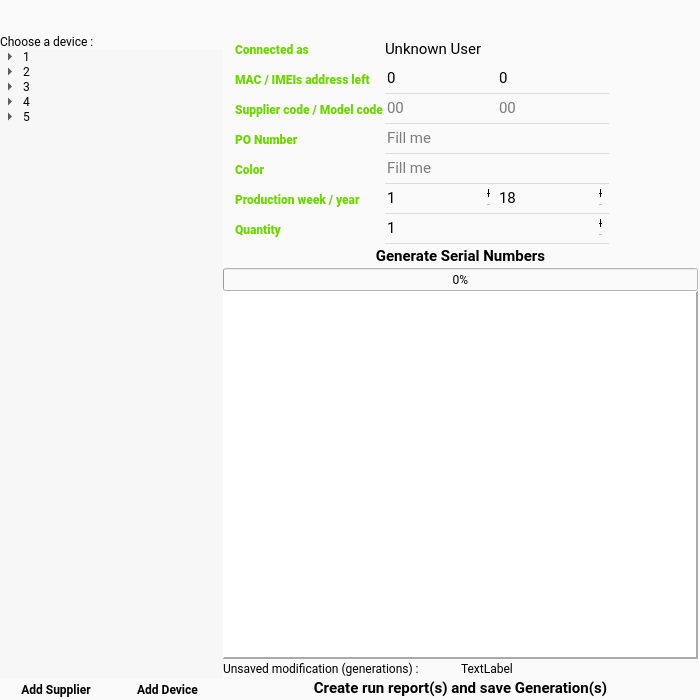
This is src/lsng/hmi/main_window/main_windows_ui.ui in LogicomDev/SerialNumberGenerator as Qt 5 draws it before an edit. The edited form follows.
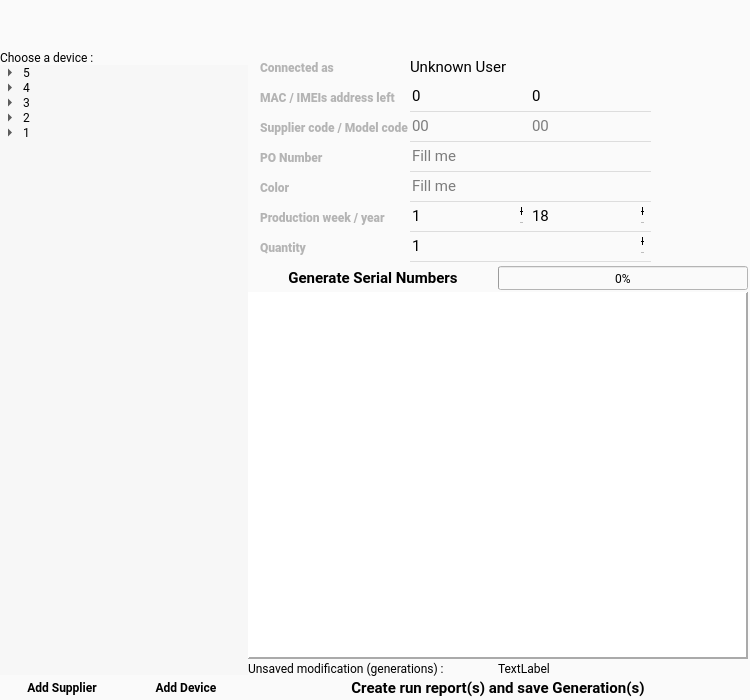
This is the edited form. Icons and pictures are not drawn.

Commit message:
Fix for Model/Supplier creation
Added  working sub-windows for supplier and model creation

Diff of the .ui file:
```diff
--- a/src/lsng/hmi/main_window/main_windows_ui.ui
+++ b/src/lsng/hmi/main_window/main_windows_ui.ui
@@ -12,7 +12,7 @@
    <rect>
     <x>0</x>
     <y>0</y>
-    <width>700</width>
+    <width>750</width>
     <height>700</height>
    </rect>
   </property>
@@ -54,7 +54,13 @@
    <enum>QTabWidget::Rounded</enum>
   </property>
   <widget class="QWidget" name="centralwidget">
-   <layout class="QGridLayout" name="gridLayout_6">
+   <layout class="QVBoxLayout" name="verticalLayout_2">
+    <property name="spacing">
+     <number>0</number>
+    </property>
+    <property name="sizeConstraint">
+     <enum>QLayout::SetMaximumSize</enum>
+    </property>
     <property name="leftMargin">
      <number>0</number>
     </property>
@@ -67,10 +73,7 @@
     <property name="bottomMargin">
      <number>0</number>
     </property>
-    <property name="spacing">
-     <number>0</number>
-    </property>
-    <item row="3" column="0" colspan="2">
+    <item>
      <layout class="QHBoxLayout" name="horizontalLayout">
       <property name="spacing">
        <number>0</number>
@@ -81,11 +84,44 @@
          <number>0</number>
         </property>
         <property name="sizeConstraint">
-         <enum>QLayout::SetMinimumSize</enum>
+         <enum>QLayout::SetMaximumSize</enum>
         </property>
         <property name="leftMargin">
          <number>0</number>
         </property>
+        <item>
+         <widget class="QLabel" name="lbl_logicom">
+          <property name="enabled">
+           <bool>true</bool>
+          </property>
+          <property name="minimumSize">
+           <size>
+            <width>200</width>
+            <height>50</height>
+           </size>
+          </property>
+          <property name="maximumSize">
+           <size>
+            <width>200</width>
+            <height>50</height>
+           </size>
+          </property>
+          <property name="font">
+           <font>
+            <family>Roboto</family>
+           </font>
+          </property>
+          <property name="text">
+           <string/>
+          </property>
+          <property name="pixmap">
+           <pixmap>../../../../res/Logicom.png</pixmap>
+          </property>
+          <property name="scaledContents">
+           <bool>true</bool>
+          </property>
+         </widget>
+        </item>
         <item>
          <widget class="QLabel" name="lbl_tree">
           <property name="font">
@@ -129,6 +165,12 @@
           <property name="frameShape">
            <enum>QFrame::NoFrame</enum>
           </property>
+          <property name="editTriggers">
+           <set>QAbstractItemView::NoEditTriggers</set>
+          </property>
+          <property name="sortingEnabled">
+           <bool>true</bool>
+          </property>
           <property name="animated">
            <bool>true</bool>
           </property>
@@ -140,66 +182,6 @@
             <string>Logicom</string>
            </property>
           </column>
-          <item>
-           <property name="text">
-            <string>1</string>
-           </property>
-           <item>
-            <property name="text">
-             <string>11</string>
-            </property>
-           </item>
-          </item>
-          <item>
-           <property name="text">
-            <string>2</string>
-           </property>
-           <item>
-            <property name="text">
-             <string>21</string>
-            </property>
-           </item>
-           <item>
-            <property name="text">
-             <string>22</string>
-            </property>
-           </item>
-          </item>
-          <item>
-           <property name="text">
-            <string>3</string>
-           </property>
-           <item>
-            <property name="text">
-             <string>31</string>
-            </property>
-           </item>
-           <item>
-            <property name="text">
-             <string>32</string>
-            </property>
-           </item>
-           <item>
-            <property name="text">
-             <string>33</string>
-            </property>
-           </item>
-          </item>
-          <item>
-           <property name="text">
-            <string>4</string>
-           </property>
-           <item>
-            <property name="text">
-             <string>41</string>
-            </property>
-           </item>
-           <item>
-            <property name="text">
-             <string>42</string>
-            </property>
-           </item>
-          </item>
           <item>
            <property name="text">
             <string>5</string>
@@ -210,12 +192,75 @@
             </property>
            </item>
           </item>
+          <item>
+           <property name="text">
+            <string>4</string>
+           </property>
+           <item>
+            <property name="text">
+             <string>42</string>
+            </property>
+           </item>
+           <item>
+            <property name="text">
+             <string>41</string>
+            </property>
+           </item>
+          </item>
+          <item>
+           <property name="text">
+            <string>3</string>
+           </property>
+           <item>
+            <property name="text">
+             <string>33</string>
+            </property>
+           </item>
+           <item>
+            <property name="text">
+             <string>32</string>
+            </property>
+           </item>
+           <item>
+            <property name="text">
+             <string>31</string>
+            </property>
+           </item>
+          </item>
+          <item>
+           <property name="text">
+            <string>2</string>
+           </property>
+           <item>
+            <property name="text">
+             <string>22</string>
+            </property>
+           </item>
+           <item>
+            <property name="text">
+             <string>21</string>
+            </property>
+           </item>
+          </item>
+          <item>
+           <property name="text">
+            <string>1</string>
+           </property>
+           <item>
+            <property name="text">
+             <string>11</string>
+            </property>
+           </item>
+          </item>
          </widget>
         </item>
         <item>
          <layout class="QHBoxLayout" name="horizontalLayout_3">
+          <property name="topMargin">
+           <number>2</number>
+          </property>
           <property name="bottomMargin">
-           <number>0</number>
+           <number>2</number>
           </property>
           <item>
            <widget class="QPushButton" name="btn_add_supplier">
@@ -346,6 +391,22 @@
         <property name="rightMargin">
          <number>2</number>
         </property>
+        <item>
+         <spacer name="verticalSpacer">
+          <property name="orientation">
+           <enum>Qt::Vertical</enum>
+          </property>
+          <property name="sizeType">
+           <enum>QSizePolicy::Minimum</enum>
+          </property>
+          <property name="sizeHint" stdset="0">
+           <size>
+            <width>20</width>
+            <height>50</height>
+           </size>
+          </property>
+         </spacer>
+        </item>
         <item>
          <layout class="QGridLayout" name="gridLayout">
           <property name="sizeConstraint">
@@ -354,7 +415,13 @@
           <property name="leftMargin">
            <number>12</number>
           </property>
-          <item row="6" column="0">
+          <property name="topMargin">
+           <number>2</number>
+          </property>
+          <property name="bottomMargin">
+           <number>2</number>
+          </property>
+          <item row="7" column="0">
            <widget class="QLabel" name="lbl_color">
             <property name="sizePolicy">
              <sizepolicy hsizetype="Maximum" vsizetype="Preferred">
@@ -376,7 +443,7 @@
              </font>
             </property>
             <property name="styleSheet">
-             <string notr="true">color: rgb(107, 214, 0);</string>
+             <string notr="true">color: rgb(180, 180, 180);</string>
             </property>
             <property name="text">
              <string>Color</string>
@@ -386,72 +453,7 @@
             </property>
            </widget>
           </item>
-          <item row="2" column="1">
-           <widget class="QSpinBox" name="sp_mac_left">
-            <property name="sizePolicy">
-             <sizepolicy hsizetype="Expanding" vsizetype="Fixed">
-              <horstretch>0</horstretch>
-              <verstretch>0</verstretch>
-             </sizepolicy>
-            </property>
-            <property name="minimumSize">
-             <size>
-              <width>0</width>
-              <height>30</height>
-             </size>
-            </property>
-            <property name="font">
-             <font>
-              <family>Roboto</family>
-              <pointsize>11</pointsize>
-             </font>
-            </property>
-            <property name="styleSheet">
-             <string notr="true">QSpinBox, QSpinBox:hover {
-    border: none;
-    padding-bottom: 2px;
-    border-bottom: 1px solid #dddddd;
-    background-color:rgba(0,0,0,0);
-}
-
-QSpinBox:editable{
-    border: none;
-    padding-bottom: 2px;
-    border-bottom: 2px solid #b2dfdb;
-    font-size: 20px;
-}
-
-QLineEdit:disabled{
-    border: 0px solid white;
-    padding-bottom: 2px;
-    border-bottom: 2px solid #eeeeee;
-}
-
-QSpinBox:focus{
-    border: 0px solid white;
-    padding-bottom: 2px;
-    border-bottom: 2px solid #00695c;
-    color: #111111;
-}
-QSpinBox:pressed {
-    border: none;
-    padding-bottom: 2px;
-    border-bottom: 2px solid #00695c;
-}
-</string>
-            </property>
-            <property name="readOnly">
-             <bool>true</bool>
-            </property>
-            <property name="buttonSymbols">
-             <enum>QAbstractSpinBox::NoButtons</enum>
-            </property>
-            <property name="maximum">
-             <number>1000000000</number>
-            </property>
-           </widget>
-          </item>
-          <item row="5" column="0">
+          <item row="6" column="0">
            <widget class="QLabel" name="lbl_po_number">
             <property name="sizePolicy">
              <sizepolicy hsizetype="Maximum" vsizetype="Preferred">
@@ -473,7 +475,7 @@
              </font>
             </property>
             <property name="styleSheet">
-             <string notr="true">color: rgb(107, 214, 0);</string>
+             <string notr="true">color: rgb(180, 180, 180);</string>
             </property>
             <property name="text">
              <string>PO Number</string>
@@ -483,7 +485,72 @@
             </property>
            </widget>
           </item>
-          <item row="7" column="0">
+          <item row="3" column="1">
+           <widget class="QSpinBox" name="sp_mac_left">
+            <property name="sizePolicy">
+             <sizepolicy hsizetype="Expanding" vsizetype="Fixed">
+              <horstretch>0</horstretch>
+              <verstretch>0</verstretch>
+             </sizepolicy>
+            </property>
+            <property name="minimumSize">
+             <size>
+              <width>0</width>
+              <height>30</height>
+             </size>
+            </property>
+            <property name="font">
+             <font>
+              <family>Roboto</family>
+              <pointsize>11</pointsize>
+             </font>
+            </property>
+            <property name="styleSheet">
+             <string notr="true">QSpinBox, QSpinBox:hover {
+    border: none;
+    padding-bottom: 2px;
+    border-bottom: 1px solid #dddddd;
+    background-color:rgba(0,0,0,0);
+}
+
+QSpinBox:editable{
+    border: none;
+    padding-bottom: 2px;
+    border-bottom: 2px solid #b2dfdb;
+    font-size: 20px;
+}
+
+QLineEdit:disabled{
+    border: 0px solid white;
+    padding-bottom: 2px;
+    border-bottom: 2px solid #eeeeee;
+}
+
+QSpinBox:focus{
+    border: 0px solid white;
+    padding-bottom: 2px;
+    border-bottom: 2px solid #00695c;
+    color: #111111;
+}
+QSpinBox:pressed {
+    border: none;
+    padding-bottom: 2px;
+    border-bottom: 2px solid #00695c;
+}
+</string>
+            </property>
+            <property name="readOnly">
+             <bool>true</bool>
+            </property>
+            <property name="buttonSymbols">
+             <enum>QAbstractSpinBox::NoButtons</enum>
+            </property>
+            <property name="maximum">
+             <number>1000000000</number>
+            </property>
+           </widget>
+          </item>
+          <item row="8" column="0">
            <widget class="QLabel" name="lbl_prod_date">
             <property name="font">
              <font>
@@ -493,7 +560,7 @@
              </font>
             </property>
             <property name="styleSheet">
-             <string notr="true">color: rgb(107, 214, 0);</string>
+             <string notr="true">color: rgb(180, 180, 180);</string>
             </property>
             <property name="text">
              <string>Production week / year</string>
@@ -503,7 +570,27 @@
             </property>
            </widget>
           </item>
-          <item row="7" column="1">
+          <item row="4" column="0">
+           <widget class="QLabel" name="label_2">
+            <property name="font">
+             <font>
+              <family>Roboto Black</family>
+              <weight>75</weight>
+              <bold>true</bold>
+             </font>
+            </property>
+            <property name="styleSheet">
+             <string notr="true">color: rgb(180, 180, 180);</string>
+            </property>
+            <property name="text">
+             <string>Supplier code / Model code</string>
+            </property>
+            <property name="alignment">
+             <set>Qt::AlignLeading|Qt::AlignLeft|Qt::AlignVCenter</set>
+            </property>
+           </widget>
+          </item>
+          <item row="8" column="1">
            <widget class="QSpinBox" name="sp_week">
             <property name="sizePolicy">
              <sizepolicy hsizetype="Expanding" vsizetype="Fixed">
@@ -568,7 +655,7 @@
             </property>
            </widget>
           </item>
-          <item row="2" column="0">
+          <item row="3" column="0">
            <widget class="QLabel" name="lbl_mac_left">
             <property name="font">
              <font>
@@ -578,7 +665,7 @@
              </font>
             </property>
             <property name="styleSheet">
-             <string notr="true">color: rgb(107, 214, 0);</string>
+             <string notr="true">color: rgb(180, 180, 180);</string>
             </property>
             <property name="text">
              <string>MAC / IMEIs address left</string>
@@ -588,27 +675,28 @@
             </property>
            </widget>
           </item>
-          <item row="3" column="0">
-           <widget class="QLabel" name="label_2">
+          <item row="4" column="3">
+           <spacer name="horizontalSpacer_5">
             <property name="font">
              <font>
-              <family>Roboto Black</family>
-              <weight>75</weight>
-              <bold>true</bold>
+              <family>Roboto</family>
              </font>
             </property>
-            <property name="styleSheet">
-             <string notr="true">color: rgb(107, 214, 0);</string>
+            <property name="orientation">
+             <enum>Qt::Horizontal</enum>
             </property>
-            <property name="text">
-             <string>Supplier code / Model code</string>
+            <property name="sizeType">
+             <enum>QSizePolicy::Maximum</enum>
             </property>
-            <property name="alignment">
-             <set>Qt::AlignLeading|Qt::AlignLeft|Qt::AlignVCenter</set>
+            <property name="sizeHint" stdset="0">
+             <size>
+              <width>100</width>
+              <height>20</height>
+             </size>
             </property>
-           </widget>
+           </spacer>
           </item>
-          <item row="2" column="2">
+          <item row="3" column="2">
            <widget class="QSpinBox" name="sp_imei_left">
             <property name="enabled">
              <bool>true</bool>
@@ -676,7 +764,7 @@
             </property>
            </widget>
           </item>
-          <item row="0" column="0">
+          <item row="1" column="0">
            <widget class="QLabel" name="lbl_connect">
             <property name="font">
              <font>
@@ -686,7 +774,7 @@
              </font>
             </property>
             <property name="styleSheet">
-             <string notr="true">color: rgb(107, 214, 0);</string>
+             <string notr="true">color: rgb(180, 180, 180);</string>
             </property>
             <property name="text">
              <string>Connected as</string>
@@ -696,7 +784,7 @@
             </property>
            </widget>
           </item>
-          <item row="6" column="3">
+          <item row="7" column="3">
            <spacer name="horizontalSpacer_2">
             <property name="font">
              <font>
@@ -717,8 +805,8 @@
             </property>
            </spacer>
           </item>
-          <item row="3" column="3">
-           <spacer name="horizontalSpacer_5">
+          <item row="8" column="3">
+           <spacer name="horizontalSpacer_6">
             <property name="font">
              <font>
               <family>Roboto</family>
@@ -738,7 +826,7 @@
             </property>
            </spacer>
           </item>
-          <item row="7" column="2">
+          <item row="8" column="2">
            <widget class="QSpinBox" name="sp_year">
             <property name="sizePolicy">
              <sizepolicy hsizetype="Expanding" vsizetype="Fixed">
@@ -806,7 +894,28 @@
             </property>
            </widget>
           </item>
-          <item row="6" column="1" colspan="2">
+          <item row="3" column="3">
+           <spacer name="horizontalSpacer_7">
+            <property name="font">
+             <font>
+              <family>Roboto</family>
+             </font>
+            </property>
+            <property name="orientation">
+             <enum>Qt::Horizontal</enum>
+            </property>
+            <property name="sizeType">
+             <enum>QSizePolicy::Maximum</enum>
+            </property>
+            <property name="sizeHint" stdset="0">
+             <size>
+              <width>100</width>
+              <height>20</height>
+             </size>
+            </property>
+           </spacer>
+          </item>
+          <item row="7" column="1" colspan="2">
            <widget class="QLineEdit" name="txt_color">
             <property name="sizePolicy">
              <sizepolicy hsizetype="Expanding" vsizetype="Fixed">
@@ -874,91 +983,7 @@
             </property>
            </widget>
           </item>
-          <item row="7" column="3">
-           <spacer name="horizontalSpacer_6">
-            <property name="font">
-             <font>
-              <family>Roboto</family>
-             </font>
-            </property>
-            <property name="orientation">
-             <enum>Qt::Horizontal</enum>
-            </property>
-            <property name="sizeType">
-             <enum>QSizePolicy::Maximum</enum>
-            </property>
-            <property name="sizeHint" stdset="0">
-             <size>
-              <width>100</width>
-              <height>20</height>
-             </size>
-            </property>
-           </spacer>
-          </item>
-          <item row="2" column="3">
-           <spacer name="horizontalSpacer_7">
-            <property name="font">
-             <font>
-              <family>Roboto</family>
-             </font>
-            </property>
-            <property name="orientation">
-             <enum>Qt::Horizontal</enum>
-            </property>
-            <property name="sizeType">
-             <enum>QSizePolicy::Maximum</enum>
-            </property>
-            <property name="sizeHint" stdset="0">
-             <size>
-              <width>100</width>
-              <height>20</height>
-             </size>
-            </property>
-           </spacer>
-          </item>
-          <item row="5" column="3">
-           <spacer name="horizontalSpacer">
-            <property name="font">
-             <font>
-              <family>Roboto</family>
-             </font>
-            </property>
-            <property name="orientation">
-             <enum>Qt::Horizontal</enum>
-            </property>
-            <property name="sizeType">
-             <enum>QSizePolicy::Maximum</enum>
-            </property>
-            <property name="sizeHint" stdset="0">
-             <size>
-              <width>100</width>
-              <height>20</height>
-             </size>
-            </property>
-           </spacer>
-          </item>
-          <item row="0" column="3">
-           <spacer name="horizontalSpacer_3">
-            <property name="font">
-             <font>
-              <family>Roboto</family>
-             </font>
-            </property>
-            <property name="orientation">
-             <enum>Qt::Horizontal</enum>
-            </property>
-            <property name="sizeType">
-             <enum>QSizePolicy::Maximum</enum>
-            </property>
-            <property name="sizeHint" stdset="0">
-             <size>
-              <width>100</width>
-              <height>20</height>
-             </size>
-            </property>
-           </spacer>
-          </item>
-          <item row="0" column="1" colspan="2">
+          <item row="1" column="1" colspan="2">
            <widget class="QLabel" name="txt_user">
             <property name="sizePolicy">
              <sizepolicy hsizetype="Expanding" vsizetype="Preferred">
@@ -986,7 +1011,7 @@
             </property>
            </widget>
           </item>
-          <item row="5" column="1" colspan="2">
+          <item row="6" column="1" colspan="2">
            <widget class="QLineEdit" name="txt_po_number">
             <property name="sizePolicy">
              <sizepolicy hsizetype="Expanding" vsizetype="Fixed">
@@ -1047,7 +1072,114 @@
             </property>
            </widget>
           </item>
-          <item row="9" column="3">
+          <item row="6" column="3">
+           <spacer name="horizontalSpacer">
+            <property name="font">
+             <font>
+              <family>Roboto</family>
+             </font>
+            </property>
+            <property name="orientation">
+             <enum>Qt::Horizontal</enum>
+            </property>
+            <property name="sizeType">
+             <enum>QSizePolicy::Maximum</enum>
+            </property>
+            <property name="sizeHint" stdset="0">
+             <size>
+              <width>100</width>
+              <height>20</height>
+             </size>
+            </property>
+           </spacer>
+          </item>
+          <item row="1" column="3">
+           <spacer name="horizontalSpacer_3">
+            <property name="font">
+             <font>
+              <family>Roboto</family>
+             </font>
+            </property>
+            <property name="orientation">
+             <enum>Qt::Horizontal</enum>
+            </property>
+            <property name="sizeType">
+             <enum>QSizePolicy::Maximum</enum>
+            </property>
+            <property name="sizeHint" stdset="0">
+             <size>
+              <width>100</width>
+              <height>20</height>
+             </size>
+            </property>
+           </spacer>
+          </item>
+          <item row="10" column="1" colspan="2">
+           <widget class="QSpinBox" name="sp_qty">
+            <property name="sizePolicy">
+             <sizepolicy hsizetype="Expanding" vsizetype="Fixed">
+              <horstretch>0</horstretch>
+              <verstretch>0</verstretch>
+             </sizepolicy>
+            </property>
+            <property name="minimumSize">
+             <size>
+              <width>0</width>
+              <height>30</height>
+             </size>
+            </property>
+            <property name="font">
+             <font>
+              <family>Roboto</family>
+              <pointsize>11</pointsize>
+             </font>
+            </property>
+            <property name="styleSheet">
+             <string notr="true">QSpinBox, QSpinBox:hover {
+    border: none;
+    padding-bottom: 2px;
+    border-bottom: 1px solid #dddddd;
+    background-color:rgba(0,0,0,0);
+}
+
+QSpinBox:editable{
+    border: none;
+    padding-bottom: 2px;
+    border-bottom: 2px solid #b2dfdb;
+    font-size: 20px;
+}
+
+QLineEdit:disabled{
+    border: 0px solid white;
+    padding-bottom: 2px;
+    border-bottom: 2px solid #eeeeee;
+}
+
+QSpinBox:focus{
+    border: 0px solid white;
+    padding-bottom: 2px;
+    border-bottom: 2px solid #00695c;
+    color: #111111;
+}
+QSpinBox:pressed {
+    border: none;
+    padding-bottom: 2px;
+    border-bottom: 2px solid #00695c;
+}
+</string>
+            </property>
+            <property name="buttonSymbols">
+             <enum>QAbstractSpinBox::PlusMinus</enum>
+            </property>
+            <property name="minimum">
+             <number>1</number>
+            </property>
+            <property name="maximum">
+             <number>100000</number>
+            </property>
+           </widget>
+          </item>
+          <item row="10" column="3">
            <spacer name="horizontalSpacer_4">
             <property name="font">
              <font>
@@ -1068,7 +1200,7 @@
             </property>
            </spacer>
           </item>
-          <item row="9" column="0">
+          <item row="10" column="0">
            <widget class="QLabel" name="lbl_qty">
             <property name="font">
              <font>
@@ -1078,7 +1210,7 @@
              </font>
             </property>
             <property name="styleSheet">
-             <string notr="true">color: rgb(107, 214, 0);</string>
+             <string notr="true">color: rgb(180, 180, 180);</string>
             </property>
             <property name="text">
              <string>Quantity</string>
@@ -1088,137 +1220,7 @@
             </property>
            </widget>
           </item>
-          <item row="9" column="1" colspan="2">
-           <widget class="QSpinBox" name="sp_qty">
-            <property name="sizePolicy">
-             <sizepolicy hsizetype="Expanding" vsizetype="Fixed">
-              <horstretch>0</horstretch>
-              <verstretch>0</verstretch>
-             </sizepolicy>
-            </property>
-            <property name="minimumSize">
-             <size>
-              <width>0</width>
-              <height>30</height>
-             </size>
-            </property>
-            <property name="font">
-             <font>
-              <family>Roboto</family>
-              <pointsize>11</pointsize>
-             </font>
-            </property>
-            <property name="styleSheet">
-             <string notr="true">QSpinBox, QSpinBox:hover {
-    border: none;
-    padding-bottom: 2px;
-    border-bottom: 1px solid #dddddd;
-    background-color:rgba(0,0,0,0);
-}
-
-QSpinBox:editable{
-    border: none;
-    padding-bottom: 2px;
-    border-bottom: 2px solid #b2dfdb;
-    font-size: 20px;
-}
-
-QLineEdit:disabled{
-    border: 0px solid white;
-    padding-bottom: 2px;
-    border-bottom: 2px solid #eeeeee;
-}
-
-QSpinBox:focus{
-    border: 0px solid white;
-    padding-bottom: 2px;
-    border-bottom: 2px solid #00695c;
-    color: #111111;
-}
-QSpinBox:pressed {
-    border: none;
-    padding-bottom: 2px;
-    border-bottom: 2px solid #00695c;
-}
-</string>
-            </property>
-            <property name="buttonSymbols">
-             <enum>QAbstractSpinBox::PlusMinus</enum>
-            </property>
-            <property name="minimum">
-             <number>1</number>
-            </property>
-            <property name="maximum">
-             <number>100000</number>
-            </property>
-           </widget>
-          </item>
-          <item row="3" column="1">
-           <widget class="QLineEdit" name="txt_supplier">
-            <property name="sizePolicy">
-             <sizepolicy hsizetype="Expanding" vsizetype="Fixed">
-              <horstretch>0</horstretch>
-              <verstretch>0</verstretch>
-             </sizepolicy>
-            </property>
-            <property name="minimumSize">
-             <size>
-              <width>0</width>
-              <height>30</height>
-             </size>
-            </property>
-            <property name="font">
-             <font>
-              <family>Roboto</family>
-              <pointsize>11</pointsize>
-             </font>
-            </property>
-            <property name="styleSheet">
-             <string notr="true">QLineEdit, QLineEdit:hover {
-    border: none;
-    padding-bottom: 2px;
-    border-bottom: 1px solid #dddddd;
-    background-color:rgba(0,0,0,0);
-}
-
-QLineEdit:editable{
-    border: none;
-    padding-bottom: 2px;
-    border-bottom: 2px solid #b2dfdb;
-    font-size: 20px;
-}
-
-QLineEdit:disabled{
-    border: 0px solid white;
-    padding-bottom: 2px;
-    border-bottom: 2px solid #eeeeee;
-}
-
-QLineEdit:focus{
-    border: 0px solid white;
-    padding-bottom: 2px;
-    border-bottom: 2px solid #00695c;
-    color: #111111;
-}
-QLineEdit:pressed {
-    border: none;
-    padding-bottom: 2px;
-    border-bottom: 2px solid #00695c;
-}
-</string>
-            </property>
-            <property name="text">
-             <string/>
-            </property>
-            <property name="readOnly">
-             <bool>true</bool>
-            </property>
-            <property name="placeholderText">
-             <string>00</string>
-            </property>
-           </widget>
-          </item>
-          <item row="3" column="2">
+          <item row="4" column="2">
            <widget class="QLineEdit" name="txt_model">
             <property name="sizePolicy">
              <sizepolicy hsizetype="Expanding" vsizetype="Fixed">
@@ -1280,26 +1282,102 @@
             </property>
            </widget>
           </item>
+          <item row="4" column="1">
+           <widget class="QLineEdit" name="txt_supplier">
+            <property name="sizePolicy">
+             <sizepolicy hsizetype="Expanding" vsizetype="Fixed">
+              <horstretch>0</horstretch>
+              <verstretch>0</verstretch>
+             </sizepolicy>
+            </property>
+            <property name="minimumSize">
+             <size>
+              <width>0</width>
+              <height>30</height>
+             </size>
+            </property>
+            <property name="font">
+             <font>
+              <family>Roboto</family>
+              <pointsize>11</pointsize>
+             </font>
+            </property>
+            <property name="styleSheet">
+             <string notr="true">QLineEdit, QLineEdit:hover {
+    border: none;
+    padding-bottom: 2px;
+    border-bottom: 1px solid #dddddd;
+    background-color:rgba(0,0,0,0);
+}
+
+QLineEdit:editable{
+    border: none;
+    padding-bottom: 2px;
+    border-bottom: 2px solid #b2dfdb;
+    font-size: 20px;
+}
+
+QLineEdit:disabled{
+    border: 0px solid white;
+    padding-bottom: 2px;
+    border-bottom: 2px solid #eeeeee;
+}
+
+QLineEdit:focus{
+    border: 0px solid white;
+    padding-bottom: 2px;
+    border-bottom: 2px solid #00695c;
+    color: #111111;
+}
+QLineEdit:pressed {
+    border: none;
+    padding-bottom: 2px;
+    border-bottom: 2px solid #00695c;
+}
+</string>
+            </property>
+            <property name="text">
+             <string/>
+            </property>
+            <property name="readOnly">
+             <bool>true</bool>
+            </property>
+            <property name="placeholderText">
+             <string>00</string>
+            </property>
+           </widget>
+          </item>
          </layout>
         </item>
         <item>
-         <widget class="QPushButton" name="btn_generate">
-          <property name="sizePolicy">
-           <sizepolicy hsizetype="Expanding" vsizetype="Fixed">
-            <horstretch>0</horstretch>
-            <verstretch>0</verstretch>
-           </sizepolicy>
+         <layout class="QHBoxLayout" name="horizontalLayout_2">
+          <property name="spacing">
+           <number>0</number>
           </property>
-          <property name="font">
-           <font>
-            <family>Roboto</family>
-            <pointsize>11</pointsize>
-            <weight>75</weight>
-            <bold>true</bold>
-           </font>
+          <property name="topMargin">
+           <number>2</number>
           </property>
-          <property name="styleSheet">
-           <string notr="true">QPushButton, QPushButton:focus, QPushButton:focus {
+          <property name="bottomMargin">
+           <number>2</number>
+          </property>
+          <item>
+           <widget class="QPushButton" name="btn_generate">
+            <property name="sizePolicy">
+             <sizepolicy hsizetype="Expanding" vsizetype="Fixed">
+              <horstretch>0</horstretch>
+              <verstretch>0</verstretch>
+             </sizepolicy>
+            </property>
+            <property name="font">
+             <font>
+              <family>Roboto</family>
+              <pointsize>11</pointsize>
+              <weight>75</weight>
+              <bold>true</bold>
+             </font>
+            </property>
+            <property name="styleSheet">
+             <string notr="true">QPushButton, QPushButton:focus, QPushButton:focus {
   border: none;
   color: black;
   padding: 3px 20px
@@ -1321,41 +1399,47 @@
 background-color: rgb(131, 186, 23);
     border: none
 }</string>
-          </property>
-          <property name="text">
-           <string>Generate Serial Numbers</string>
-          </property>
-          <property name="icon">
-           <iconset>
-            <normaloff>../../../../res/settings-gears.png</normaloff>../../../../res/settings-gears.png</iconset>
-          </property>
-          <property name="flat">
-           <bool>true</bool>
-          </property>
-         </widget>
-        </item>
-        <item>
-         <widget class="QProgressBar" name="prg_generation">
-          <property name="font">
-           <font>
-            <family>Roboto</family>
-           </font>
-          </property>
-          <property name="styleSheet">
-           <string notr="true">&lt;div class=&quot;w3-light-grey w3-round&quot;&gt;
-  &lt;div class=&quot;w3-container w3-round w3-blue&quot; style=&quot;width:25%&quot;&gt;25%&lt;/div&gt;
-&lt;/div&gt;</string>
-          </property>
-          <property name="value">
-           <number>0</number>
-          </property>
-          <property name="alignment">
-           <set>Qt::AlignCenter</set>
-          </property>
-          <property name="invertedAppearance">
-           <bool>false</bool>
-          </property>
-         </widget>
+            </property>
+            <property name="text">
+             <string>Generate Serial Numbers</string>
+            </property>
+            <property name="icon">
+             <iconset>
+              <normaloff>../../../../res/settings-gears.png</normaloff>../../../../res/settings-gears.png</iconset>
+            </property>
+            <property name="flat">
+             <bool>true</bool>
+            </property>
+           </widget>
+          </item>
+          <item>
+           <widget class="QProgressBar" name="prg_generation">
+            <property name="minimumSize">
+             <size>
+              <width>0</width>
+              <height>24</height>
+             </size>
+            </property>
+            <property name="font">
+             <font>
+              <family>Roboto</family>
+             </font>
+            </property>
+            <property name="styleSheet">
+             <string notr="true"/>
+            </property>
+            <property name="value">
+             <number>0</number>
+            </property>
+            <property name="alignment">
+             <set>Qt::AlignCenter</set>
+            </property>
+            <property name="invertedAppearance">
+             <bool>false</bool>
+            </property>
+           </widget>
+          </item>
+         </layout>
         </item>
         <item>
          <widget class="QTableWidget" name="txt_log">
@@ -1399,7 +1483,7 @@
            <enum>Qt::SolidLine</enum>
           </property>
           <property name="wordWrap">
-           <bool>false</bool>
+           <bool>true</bool>
           </property>
           <attribute name="horizontalHeaderVisible">
            <bool>false</bool>
@@ -1532,48 +1616,6 @@
       </item>
      </layout>
     </item>
-    <item row="2" column="0">
-     <spacer name="spacer_title_down">
-      <property name="font">
-       <font>
-        <family>Roboto</family>
-       </font>
-      </property>
-      <property name="orientation">
-       <enum>Qt::Vertical</enum>
-      </property>
-      <property name="sizeType">
-       <enum>QSizePolicy::Minimum</enum>
-      </property>
-      <property name="sizeHint" stdset="0">
-       <size>
-        <width>5</width>
-        <height>20</height>
-       </size>
-      </property>
-     </spacer>
-    </item>
-    <item row="1" column="0">
-     <widget class="QLabel" name="lbl_logicom">
-      <property name="maximumSize">
-       <size>
-        <width>16777215</width>
-        <height>100</height>
-       </size>
-      </property>
-      <property name="font">
-       <font>
-        <family>Roboto</family>
-       </font>
-      </property>
-      <property name="text">
-       <string/>
-      </property>
-      <property name="pixmap">
-       <pixmap>../../../../res/Logicom.png</pixmap>
-      </property>
-     </widget>
-    </item>
    </layout>
   </widget>
  </widget>
```
Left out of the diff: 23 changed lines with no effect on the pictures. The commit also changes 23 other files.
